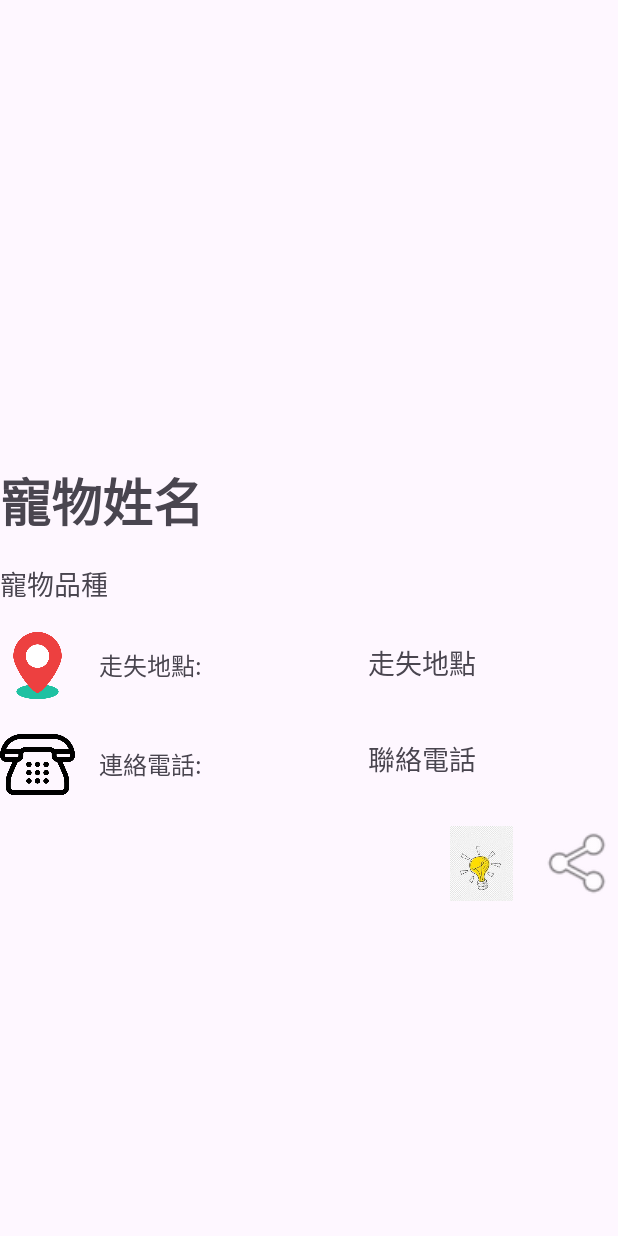
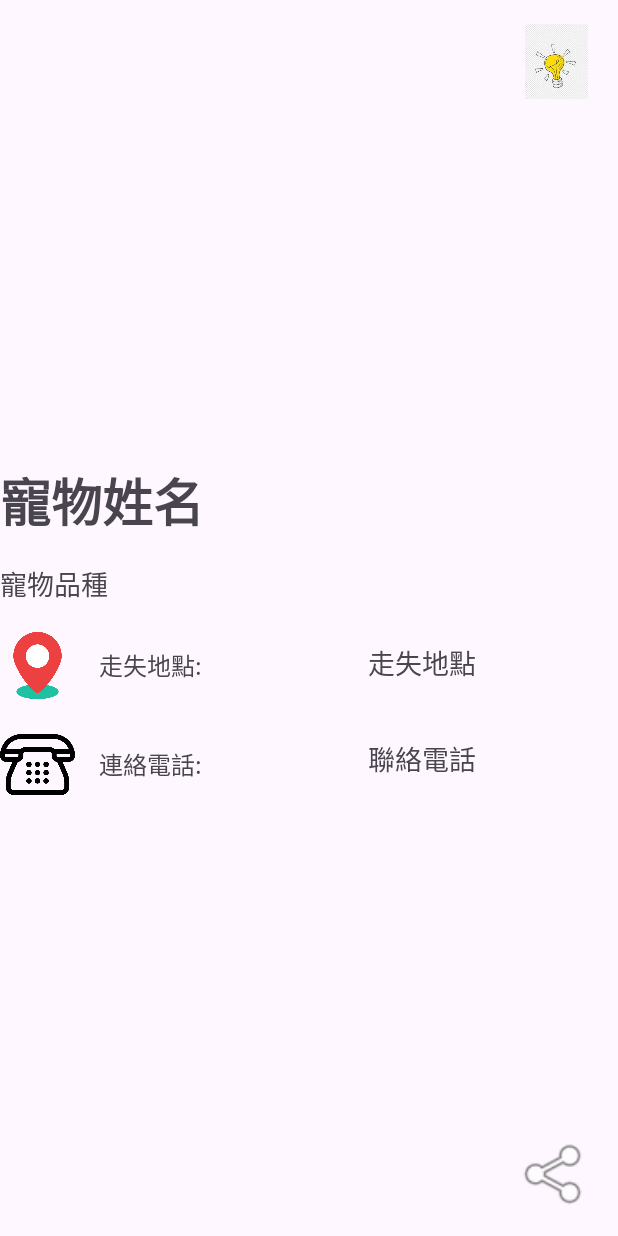
Before and after one commit to D1204416/app_petLight, an Android app: the layout list_item_pet_info.xml on its own in the app's theme, with its tools: preview values and no code run, on a phone screen of 412 x 824 dp. Run offline under Robolectric (Android 15) with nearby library versions, the phone set to English and light mode, and no system bars.

Commit message:
add 天燈, 分享功能

```diff
--- a/app/src/main/java/com/example/petlight/DisplayActivity.java
+++ b/app/src/main/java/com/example/petlight/DisplayActivity.java
@@ -29,8 +29,8 @@ public class DisplayActivity extends AppCompatActivity {
 
         // 設置反回按鈕的點擊事件，返回 MainActivity
         buttonBackMain.setOnClickListener(v -> {
-            Intent backIntent = new Intent(DisplayActivity.this, MainActivity.class);
-            startActivity(backIntent);
+//            Intent backIntent = new Intent(DisplayActivity.this, MainActivity.class);
+//            startActivity(backIntent);
             finish(); // 结束當前活動
 
         });
--- a/app/src/main/res/layout/list_item_pet_info.xml
+++ b/app/src/main/res/layout/list_item_pet_info.xml
@@ -1,5 +1,10 @@
-<LinearLayout xmlns:android="http://schemas.android.com/apk/res/android"
+<FrameLayout
+    xmlns:android="http://schemas.android.com/apk/res/android"
     xmlns:app="http://schemas.android.com/apk/res-auto"
+    android:layout_width="match_parent"
+    android:layout_height="match_parent">
+
+    <LinearLayout
         android:layout_width="match_parent"
         android:layout_height="wrap_content"
         android:orientation="vertical">
@@ -31,9 +36,10 @@
             android:text="寵物品種"
             android:textSize="18sp" />
 
+        <!-- Location Section -->
         <LinearLayout
             android:layout_width="match_parent"
-        android:layout_height="match_parent"
+            android:layout_height="wrap_content"
             android:layout_marginBottom="16dp"
             android:orientation="horizontal">
 
@@ -60,9 +66,9 @@
                 android:gravity="center"
                 android:text="走失地點"
                 android:textSize="18sp" />
-
         </LinearLayout>
 
+        <!-- Contact Section -->
         <LinearLayout
             android:layout_width="match_parent"
             android:layout_height="wrap_content"
@@ -93,29 +99,27 @@
                 android:text="聯絡電話"
                 android:textSize="18sp" />
         </LinearLayout>
+    </LinearLayout>
 
-    <!-- 灯泡和分享图标 -->
-    <LinearLayout
-        android:layout_width="match_parent"
-        android:layout_height="wrap_content"
-        android:layout_marginBottom="16dp"
-        android:gravity="end"
-        android:orientation="horizontal">
-
+    <!-- Floating Lightbulb Icon -->
     <ImageView
         android:id="@+id/icon_light_bulb"
         android:layout_width="50dp"
         android:layout_height="50dp"
+        android:layout_gravity="end|top"
         android:layout_marginEnd="16dp"
-            android:contentDescription="Light Bulb Icon"
+        android:layout_marginTop="16dp"
+        android:contentDescription="lightbulbIcon"
         android:src="@drawable/ic_light_bulb" />
 
+    <!-- Share Icon -->
     <ImageView
-            android:id="@+id/imageView4"
+        android:id="@+id/icon_share"
         android:layout_width="50dp"
         android:layout_height="50dp"
+        android:layout_gravity="end|bottom"
+        android:layout_marginEnd="16dp"
+        android:layout_marginBottom="16dp"
         app:srcCompat="@android:drawable/ic_menu_share" />
 
-    </LinearLayout>
-
-</LinearLayout>
+</FrameLayout>
```
Also changed, not shown: app/src/main/java/com/example/petlight/PetInfoAdapter.java (+70 -2 lines). Lines whose indentation alone changed are shown as unchanged.
